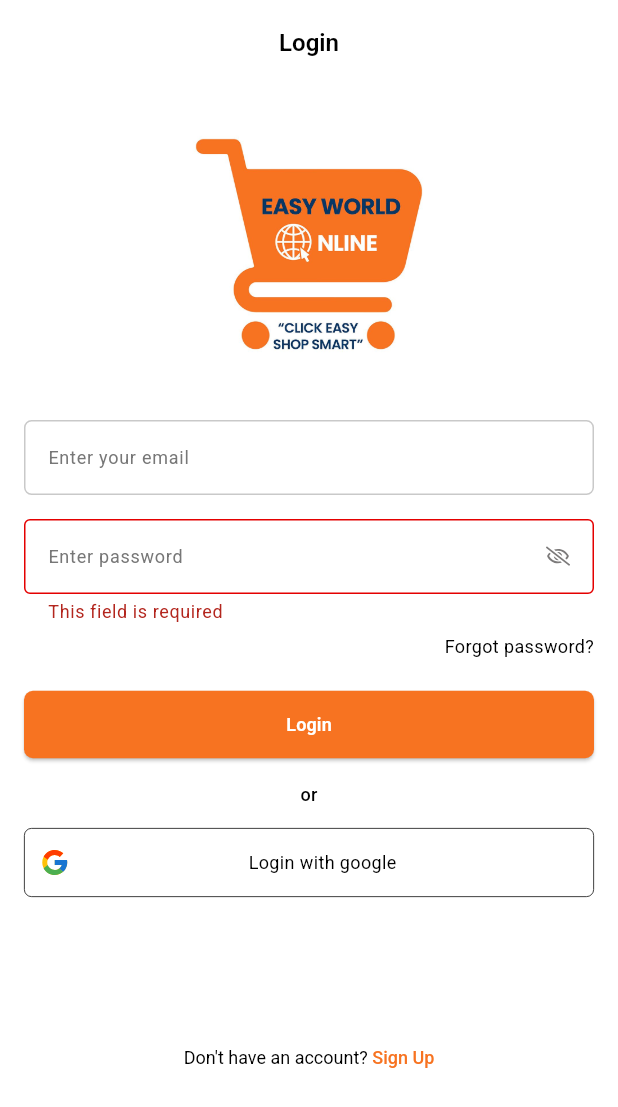
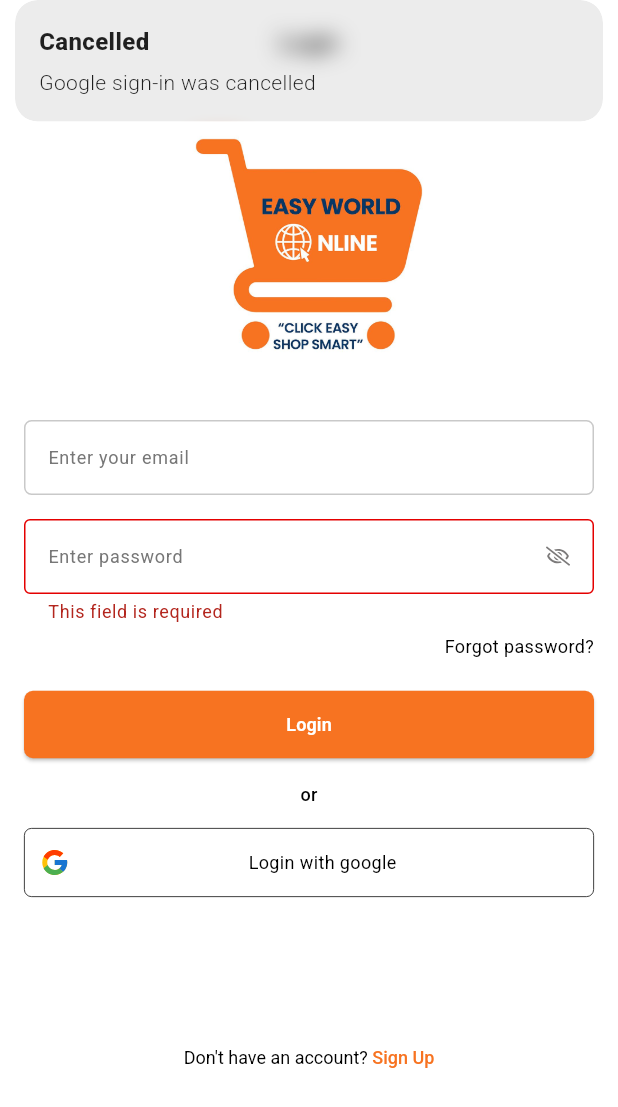
Before and after one commit to susan040/easy_world_vendor, a Flutter app: the screen it shows after launch, after a tap on "Login", after a tap on "Login with google", on a phone screen of 412 x 824 dp. Shown: the top 1107 px of the screen. Run offline on Flutter 3.47's test engine with Material 3 defaults, Android fonts, the phone set to English and light mode, and no system bars; our stand-ins replace cached_network_image, dotted_border, file_picker, firebase_core, fl_chart, flutter_spinkit and 8 more; missing offline and left inert: flutter_pdfview, simple_fontellico_progress_dialog; accounts and stored records are empty.

Commit message:
completed the API of sign in with google account

```diff
--- a/lib/controller/auth/google_auth_controller.dart
+++ b/lib/controller/auth/google_auth_controller.dart
@@ -1,25 +1,97 @@
+import 'dart:convert';
+import 'dart:developer';
+
+import 'package:easy_world_vendor/controller/core_controller.dart';
+import 'package:easy_world_vendor/repo/sign_with_google_repo.dart';
+import 'package:easy_world_vendor/utils/custom_snackbar.dart';
+import 'package:easy_world_vendor/utils/storage_keys.dart';
+import 'package:easy_world_vendor/views/dash_screen.dart';
 import 'package:get/get.dart';
+import 'package:get_storage/get_storage.dart';
 import 'package:google_sign_in/google_sign_in.dart';
+import 'package:simple_fontellico_progress_dialog/simple_fontico_loading.dart';
 
 class GoogleAuthController extends GetxController {
   final GoogleSignIn _googleSignIn = GoogleSignIn();
-  Rx<GoogleSignInAccount?> googleUser = Rx<GoogleSignInAccount?>(null);
+  final Rx<GoogleSignInAccount?> googleUser = Rx<GoogleSignInAccount?>(null);
+
+  final isDarkMode = Get.isDarkMode;
+  late final SimpleFontelicoProgressDialog loading;
+
+  @override
+  void onInit() {
+    super.onInit();
+    loading = SimpleFontelicoProgressDialog(
+      context: Get.context!,
+      barrierDimisable: false,
+    );
+  }
 
   Future<void> signInWithGoogle() async {
     try {
+      loading.show(message: 'Signing in with Google...');
+
       final account = await _googleSignIn.signIn();
+      if (account == null) {
+        loading.hide();
+        Get.snackbar("Cancelled", "Google sign-in was cancelled");
+        return;
+      }
+
       googleUser.value = account;
-      if (account != null) {
-        Get.snackbar("Signed In", "Hello, ${account.displayName}");
+      final auth = await account.authentication;
+      final idToken = auth.idToken;
+      final accessToken = auth.accessToken;
+
+      if (idToken == null || accessToken == null) {
+        loading.hide();
+        Get.snackbar("Error", "Failed to retrieve Google credentials");
+        return;
       }
-    } catch (e) {
-      Get.snackbar("Error", "Google Sign-In failed: $e");
+
+      log("✅ Google Sign-In Details:");
+      log("Name: ${account.displayName}");
+      log("Email: ${account.email}");
+      log("Photo: ${account.photoUrl}");
+      log("ID Token: $idToken");
+      log("Access Token: $accessToken");
+
+      await SignWithGoogleRepo.signWithGoogleRepo(
+        idToken: accessToken,
+        onSuccess: (user, userToken, message) async {
+          loading.hide();
+
+          final box = GetStorage();
+          await box.write(StorageKeys.USER, json.encode(user.toJson()));
+          await box.write(StorageKeys.ACCESS_TOKEN, userToken);
+
+          log("🟢 Login Success: ${user.token} - ${user.data?.email}");
+
+          if (user.data?.approved == false) {
+            CustomSnackBar.info(
+              title: "Google Account",
+              message: "Please wait for admin approval.",
+            );
+            return;
+          } else {
+            Get.put(CoreController()).loadCurrentUser();
+            Get.offAll(() => DashScreen());
+            CustomSnackBar.success(title: "Welcome", message: message);
+          }
+        },
+        onError: (msg) {
+          loading.hide();
+          CustomSnackBar.error(title: "Login Failed", message: msg);
+        },
+      );
+    } catch (e, s) {
+      loading.hide();
+      log("❌ Exception: $e");
+      log("🧵 Stacktrace: $s");
+      CustomSnackBar.error(
+        title: "Error",
+        message: "Google Sign-In failed. Please try again.",
+      );
     }
   }
-
-  Future<void> signOut() async {
-    await _googleSignIn.signOut();
-    googleUser.value = null;
-    Get.snackbar("Signed Out", "You have been signed out");
-  }
 }
--- a/lib/main.dart
+++ b/lib/main.dart
@@ -1,12 +1,14 @@
 import 'package:easy_world_vendor/controller/core_controller.dart';
 import 'package:easy_world_vendor/controller/theme_controller.dart';
 import 'package:easy_world_vendor/views/splash_screen.dart';
+import 'package:firebase_core/firebase_core.dart';
 import 'package:flutter/material.dart';
 import 'package:get/get.dart';
 import 'package:get_storage/get_storage.dart';
 
 Future<void> main() async {
   WidgetsFlutterBinding.ensureInitialized();
+  await Firebase.initializeApp();
   await GetStorage.init();
   runApp(MyApp());
 }
--- /dev/null
+++ b/lib/repo/sign_with_google_repo.dart
@@ -0,0 +1,38 @@
+import 'dart:convert';
+import 'dart:developer';
+import 'package:easy_world_vendor/models/users.dart';
+import 'package:easy_world_vendor/utils/api.dart';
+import 'package:http/http.dart' as http;
+
+class SignWithGoogleRepo {
+  static Future<void> signWithGoogleRepo({
+    required String idToken,
+    required Function(UsersDetails user, String token, String message)
+    onSuccess,
+    required Function(String message) onError,
+  }) async {
+    try {
+      var headers = {"Accept": "application/json"};
+      var body = {"id_token": idToken};
+      http.Response response = await http.post(
+        Uri.parse(Api.googleSignInUrl),
+        headers: headers,
+        body: body,
+      );
+      dynamic data = jsonDecode(response.body);
+      log("User Google Account: $data");
+      if (response.statusCode >= 200 && response.statusCode < 300) {
+        String userToken = data["token"].toString();
+        UsersDetails user = UsersDetails.fromJson(data);
+        log(UsersDetails.fromJson(data["data"]).toString());
+        onSuccess(user, userToken, data['message']);
+      } else {
+        onError(data["message"]);
+      }
+    } catch (e, s) {
+      log(e.toString());
+      log(s.toString());
+      onError("Sorry, something went wrong");
+    }
+  }
+}
--- a/lib/utils/api.dart
+++ b/lib/utils/api.dart
@@ -12,4 +12,5 @@
   static const String forgotPassOtpVerifyUrl =
       "$baseUrl/forgot-password/verify-otp";
   static const String resetPasswordUrl = "$baseUrl/forgot-password/reset";
+  static const String googleSignInUrl = "$baseUrl/auth/google/login";
 }
--- a/pubspec.yaml
+++ b/pubspec.yaml
@@ -57,6 +57,7 @@
   simple_fontellico_progress_dialog: ^0.3.0
   device_info_plus: ^11.5.0
   pin_code_fields: ^8.0.1
+  firebase_core: ^3.15.1
 
 dev_dependencies:
   flutter_test:
```
Also changed, not shown: lib/controller/core_controller.dart (+11 -1 lines), lib/widgets/profile_screen_widget.dart (+7 -4 lines), pubspec.lock, 7 other files.
